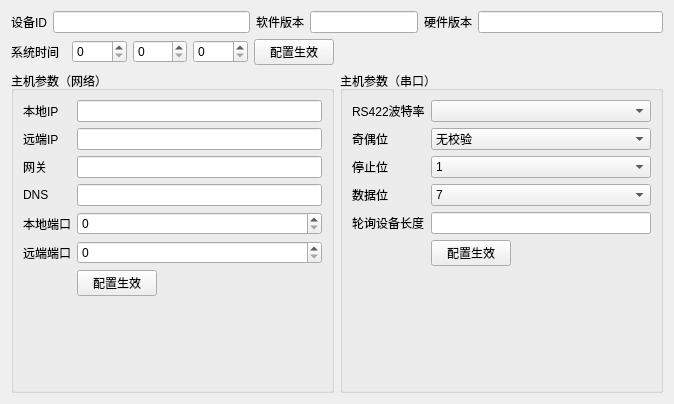
Above: src/polldevicewidget.ui from yesyan/GDCS01 before the change. Below: the same form after it.
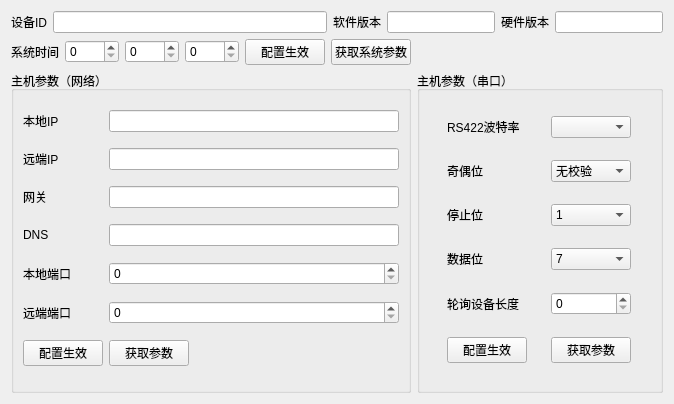
That is the form after the change.

```diff
--- a/src/polldevicewidget.ui
+++ b/src/polldevicewidget.ui
@@ -105,6 +105,13 @@
        </property>
       </widget>
      </item>
+     <item>
+      <widget class="QPushButton" name="pushButton_sysparam">
+       <property name="text">
+        <string>获取系统参数</string>
+       </property>
+      </widget>
+     </item>
     </layout>
    </item>
    <item row="2" column="2" colspan="2">
@@ -112,7 +119,7 @@
      <property name="title">
       <string>主机参数（串口）</string>
      </property>
-     <layout class="QFormLayout" name="formLayout_2">
+     <layout class="QGridLayout" name="gridLayout_3">
       <item row="0" column="0">
        <widget class="QLabel" name="label_8">
         <property name="text">
@@ -199,9 +206,9 @@
        </widget>
       </item>
       <item row="4" column="1">
-       <widget class="QLineEdit" name="lineEdit_cycleLen"/>
+       <widget class="QSpinBox" name="spinBox_cycleSize"/>
       </item>
-      <item row="5" column="1">
+      <item row="5" column="0">
        <widget class="QPushButton" name="pushButton_serialport">
         <property name="sizePolicy">
          <sizepolicy hsizetype="Fixed" vsizetype="Fixed">
@@ -214,6 +221,19 @@
         </property>
        </widget>
       </item>
+      <item row="5" column="1">
+       <widget class="QPushButton" name="pushButton_sparam">
+        <property name="sizePolicy">
+         <sizepolicy hsizetype="Fixed" vsizetype="Fixed">
+          <horstretch>0</horstretch>
+          <verstretch>0</verstretch>
+         </sizepolicy>
+        </property>
+        <property name="text">
+         <string>获取参数</string>
+        </property>
+       </widget>
+      </item>
      </layout>
     </widget>
    </item>
@@ -222,7 +242,7 @@
      <property name="title">
       <string>主机参数（网络）</string>
      </property>
-     <layout class="QFormLayout" name="formLayout">
+     <layout class="QGridLayout" name="gridLayout_2">
       <item row="0" column="0">
        <widget class="QLabel" name="label_4">
         <property name="text">
@@ -270,6 +290,9 @@
         </property>
        </widget>
       </item>
+      <item row="4" column="1">
+       <widget class="QSpinBox" name="spinBox_localPort"/>
+      </item>
       <item row="5" column="0">
        <widget class="QLabel" name="label_10">
         <property name="text">
@@ -277,13 +300,10 @@
         </property>
        </widget>
       </item>
-      <item row="4" column="1">
-       <widget class="QSpinBox" name="spinBox_localPort"/>
-      </item>
       <item row="5" column="1">
        <widget class="QSpinBox" name="spinBox_remotePort"/>
       </item>
-      <item row="6" column="1">
+      <item row="6" column="0">
        <widget class="QPushButton" name="pushButton_net">
         <property name="sizePolicy">
          <sizepolicy hsizetype="Fixed" vsizetype="Fixed">
@@ -296,6 +316,19 @@
         </property>
        </widget>
       </item>
+      <item row="6" column="1">
+       <widget class="QPushButton" name="pushButton_netparam">
+        <property name="sizePolicy">
+         <sizepolicy hsizetype="Fixed" vsizetype="Fixed">
+          <horstretch>0</horstretch>
+          <verstretch>0</verstretch>
+         </sizepolicy>
+        </property>
+        <property name="text">
+         <string>获取参数</string>
+        </property>
+       </widget>
+      </item>
      </layout>
     </widget>
    </item>
```
